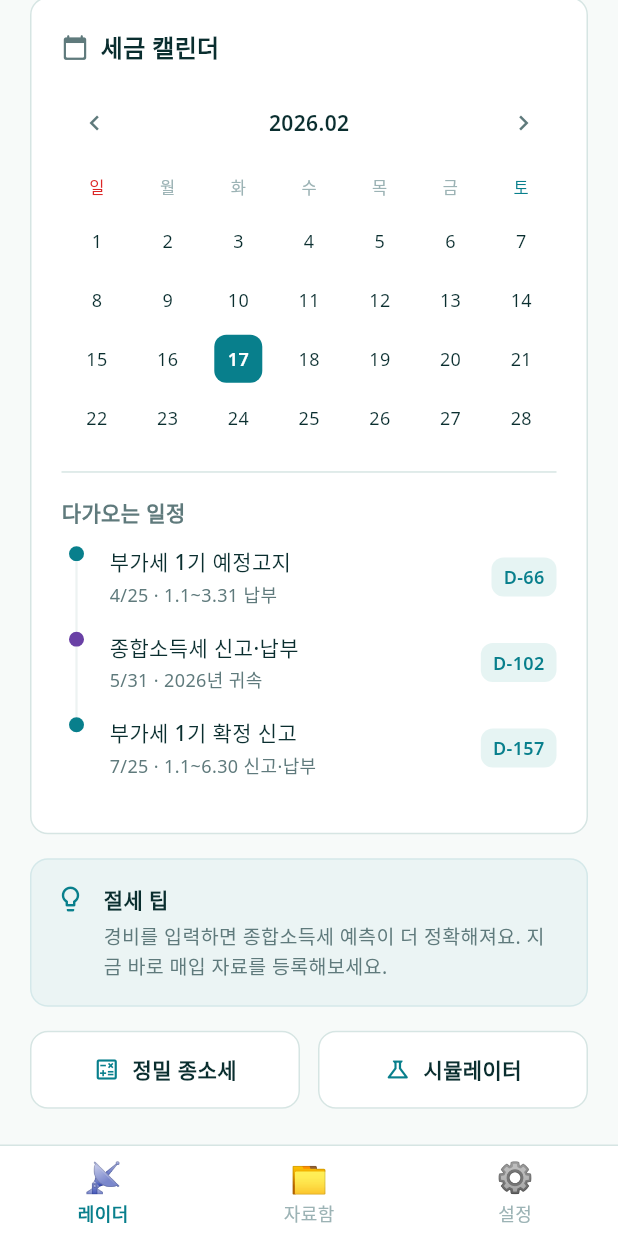
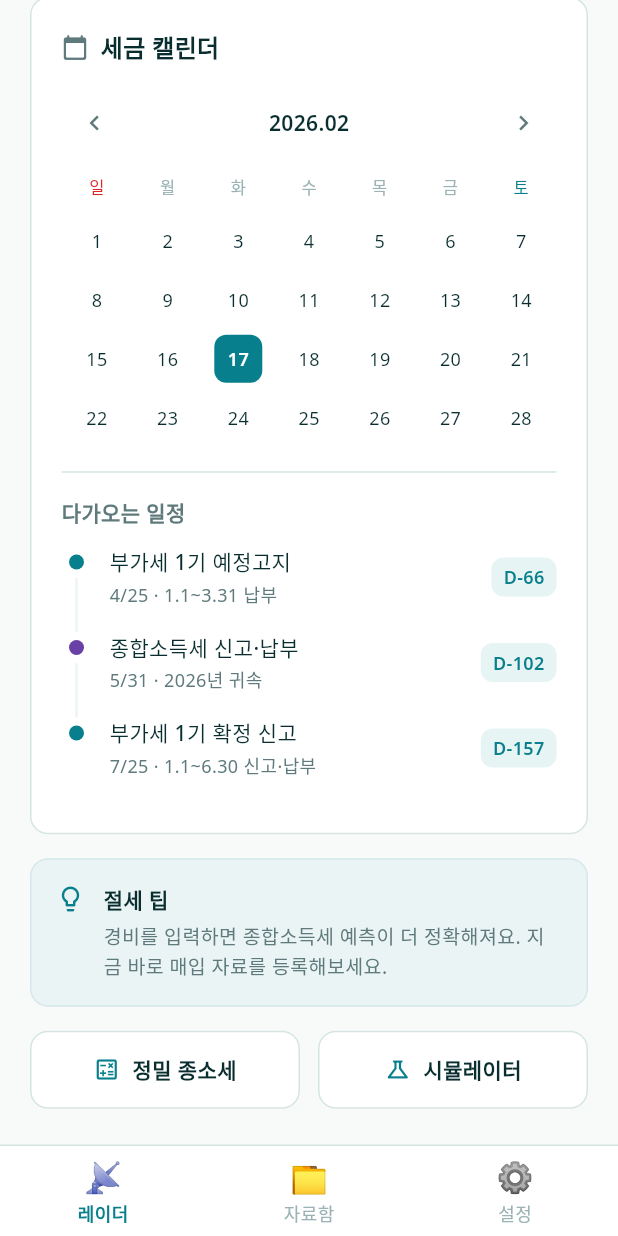
Before and after one commit to bradcha85/tax-radar, a Flutter app: the RadarScreen screen opened by its route, scrolled down 1065 dp, on a phone screen of 412 x 824 dp. Run offline on Flutter 3.47's test engine with Material 3 defaults, Android fonts, the light colour scheme and no system bars; our stand-ins replace go_router, google_fonts, hive_flutter; accounts and stored records are empty.

Commit message:
Fix tax calendar event dot vertical alignment by matching title line height
- Calculate title line height from AppTypography.bodyMedium (fontSize × height ratio)
- Wrap event color dot in SizedBox with calculated height + Center for vertical centering
- Ensures dot aligns with first line of multi-line event titles

```diff
--- a/lib/widgets/tax_calendar_card.dart
+++ b/lib/widgets/tax_calendar_card.dart
@@ -371,6 +371,11 @@ class _TaxCalendarCardState extends State<TaxCalendarCard> {
           final dday = Formatters.formatDday(event.date);
           final isUrgent = event.date.difference(DateTime.now()).inDays <= 14;
 
+          final titleStyle = AppTypography.textTheme.bodyMedium
+              ?.copyWith(fontWeight: FontWeight.w500);
+          final titleLineHeight =
+              (titleStyle?.fontSize ?? 14) * (titleStyle?.height ?? 1.5);
+
           return GestureDetector(
             onTap: event.description != null
                 ? () => _showEventDetail(context, event)
@@ -385,12 +390,17 @@ class _TaxCalendarCardState extends State<TaxCalendarCard> {
                     width: 20,
                     child: Column(
                       children: [
-                        Container(
-                          width: 10,
-                          height: 10,
-                          decoration: BoxDecoration(
-                            color: event.color,
-                            shape: BoxShape.circle,
+                        SizedBox(
+                          height: titleLineHeight,
+                          child: Center(
+                            child: Container(
+                              width: 10,
+                              height: 10,
+                              decoration: BoxDecoration(
+                                color: event.color,
+                                shape: BoxShape.circle,
+                              ),
+                            ),
                           ),
                         ),
                         if (!isLast)
```
